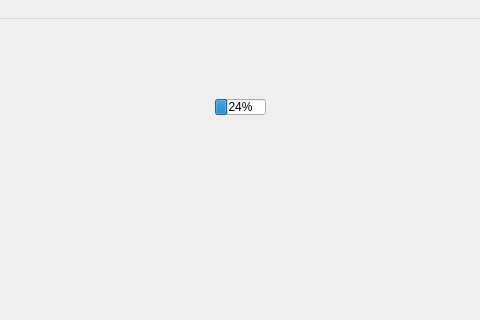
minotor-org/minotor, file mainwindow.ui: the form before one commit; both pictures show x 289 to 769 and y 0 to 320 of the 1155 by 828 pixel window.
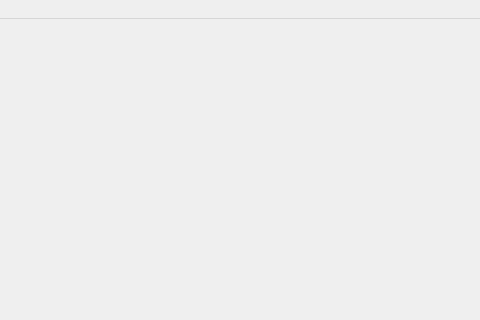
The form after the commit.

Diff of the .ui file:
```diff
--- a/mainwindow.ui
+++ b/mainwindow.ui
@@ -13,21 +13,7 @@
   <property name="windowTitle">
    <string>Minotor</string>
   </property>
-  <widget class="QWidget" name="centralWidget">
-   <widget class="QProgressBar" name="progressBar">
-    <property name="geometry">
-     <rect>
-      <x>220</x>
-      <y>80</y>
-      <width>51</width>
-      <height>16</height>
-     </rect>
-    </property>
-    <property name="value">
-     <number>24</number>
-    </property>
-   </widget>
-  </widget>
+  <widget class="QWidget" name="centralWidget"/>
   <widget class="QMenuBar" name="menuBar">
    <property name="geometry">
     <rect>
```
